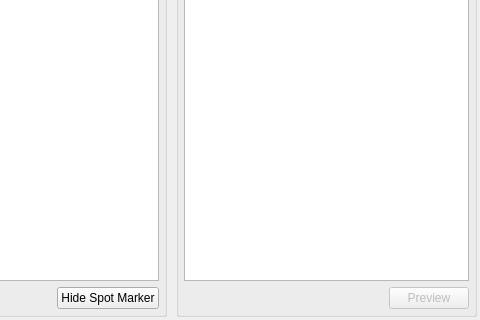
Qt form acq4/devices/Scanner/TaskTemplate.ui (acq4/acq4) before a commit; both pictures show x 360 to 840 and y 184 to 504 of the 840 by 504 pixel window.
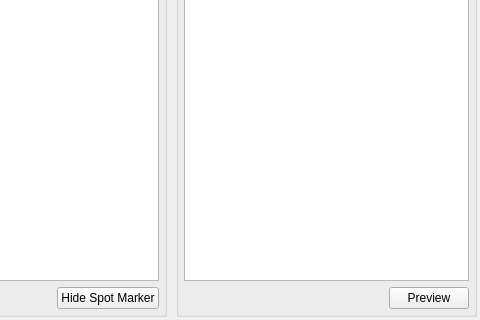
The same form after that commit. Custom widgets are drawn as their Qt base class.

```diff
--- a/acq4/devices/Scanner/TaskTemplate.ui
+++ b/acq4/devices/Scanner/TaskTemplate.ui
@@ -362,9 +362,6 @@
         </item>
         <item row="0" column="1">
          <widget class="QPushButton" name="previewBtn">
-          <property name="enabled">
-           <bool>false</bool>
-          </property>
           <property name="text">
            <string>Preview</string>
           </property>
```
